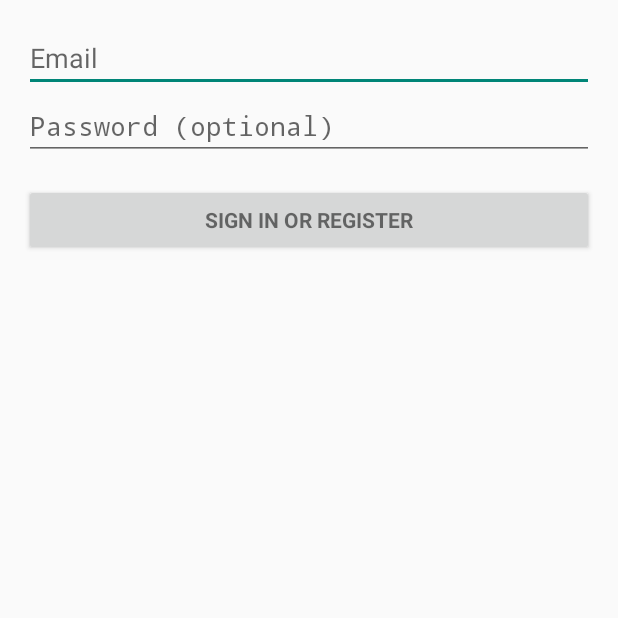
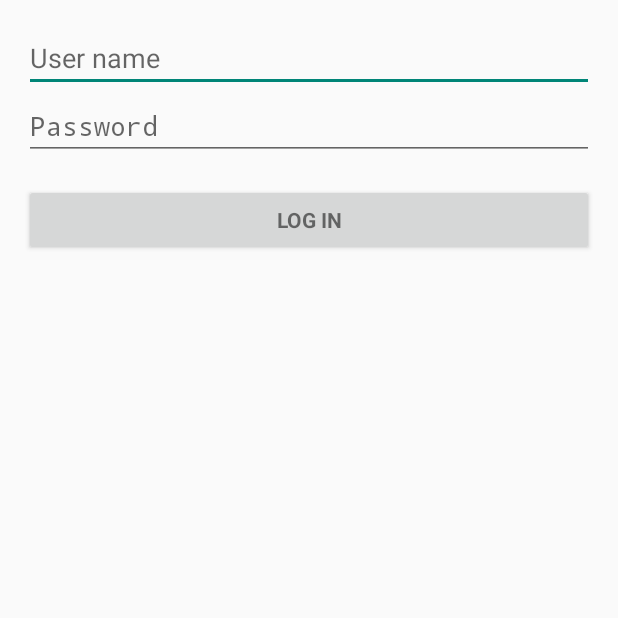
Before and after one commit to brassorange/android, an Android app: the screen it shows after launch (LoginActivity), on a phone screen of 412 x 824 dp, the top half of it. Run offline under Robolectric (Android 15) with nearby library versions, the phone set to English and light mode, and no system bars; 2 statements that could not run were skipped.

Commit message:
Login fully implemented.

```diff
--- a/SMApp/app/src/main/res/layout/activity_login.xml
+++ b/SMApp/app/src/main/res/layout/activity_login.xml
@@ -15,24 +15,24 @@
     <ScrollView android:id="@+id/login_form" android:layout_width="match_parent"
         android:layout_height="match_parent">
 
-        <LinearLayout android:id="@+id/email_login_form" android:layout_width="match_parent"
+        <LinearLayout android:id="@+id/userpass_login_form" android:layout_width="match_parent"
             android:layout_height="wrap_content" android:orientation="vertical">
 
-            <AutoCompleteTextView android:id="@+id/email" android:layout_width="match_parent"
-                android:layout_height="wrap_content" android:hint="@string/prompt_email"
-                android:inputType="textEmailAddress" android:maxLines="1"
+            <AutoCompleteTextView android:id="@+id/username" android:layout_width="match_parent"
+                android:layout_height="wrap_content" android:hint="@string/prompt_username"
+                android:inputType="text" android:maxLines="1"
                 android:singleLine="true" />
 
             <EditText android:id="@+id/password" android:layout_width="match_parent"
                 android:layout_height="wrap_content" android:hint="@string/prompt_password"
                 android:imeActionId="@+id/login"
-                android:imeActionLabel="@string/action_sign_in_short"
+                android:imeActionLabel="@string/action_log_in"
                 android:imeOptions="actionUnspecified" android:inputType="textPassword"
                 android:maxLines="1" android:singleLine="true" />
 
-            <Button android:id="@+id/email_sign_in_button" style="?android:textAppearanceSmall"
+            <Button android:id="@+id/sign_in_button" style="?android:textAppearanceSmall"
                 android:layout_width="match_parent" android:layout_height="wrap_content"
-                android:layout_marginTop="16dp" android:text="@string/action_sign_in"
+                android:layout_marginTop="16dp" android:text="@string/action_log_in"
                 android:textStyle="bold" />
 
         </LinearLayout>
--- a/SMApp/app/src/main/res/values/strings_activity_login.xml
+++ b/SMApp/app/src/main/res/values/strings_activity_login.xml
@@ -2,13 +2,12 @@
     <string name="title_activity_login">Sign in</string>
 
     <!-- Strings related to login -->
-    <string name="prompt_email">Email</string>
-    <string name="prompt_password">Password (optional)</string>
-    <string name="action_sign_in">Sign in or register</string>
-    <string name="action_sign_in_short">Sign in</string>
+    <string name="prompt_username">User name</string>
+    <string name="prompt_password">Password</string>
+    <string name="action_log_in">Log in</string>
 
-    <string name="error_invalid_email">This email address is invalid</string>
-    <string name="error_invalid_password">This password is too short</string>
-    <string name="error_incorrect_password">This password is incorrect</string>
+    <string name="error_invalid_username">The user name can not be empty</string>
+    <string name="error_invalid_password">The password can not be empty</string>
+    <string name="error_incorrect_password">The password is incorrect</string>
     <string name="error_field_required">This field is required</string>
 </resources>
```
Also changed, not shown: SMApp/app/src/main/java/com/solarmapper/smapp/LoginActivity.java (+29 -31 lines), SMApp/app/src/main/java/com/solarmapper/smapp/MainActivity.java (+4 -5 lines).
